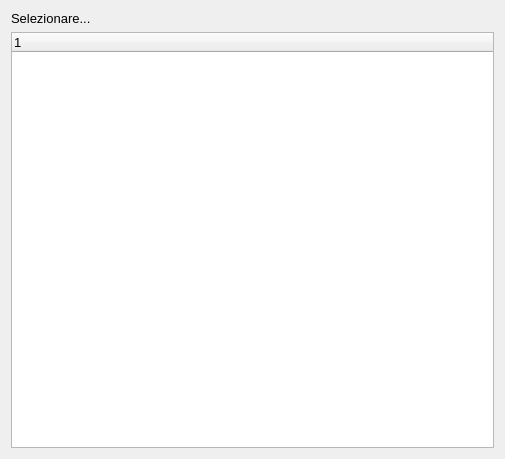
Qt form ui/selezionaDaLista.ui (mdoraz/Hotel) before a commit.
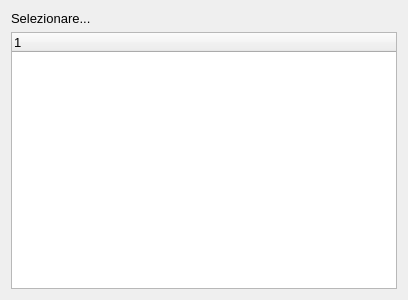
The same form after that commit.

Patch:
```diff
--- a/ui/selezionaDaLista.ui
+++ b/ui/selezionaDaLista.ui
@@ -6,8 +6,8 @@
    <rect>
     <x>0</x>
     <y>0</y>
-    <width>505</width>
-    <height>459</height>
+    <width>408</width>
+    <height>300</height>
    </rect>
   </property>
   <property name="minimumSize">
```
